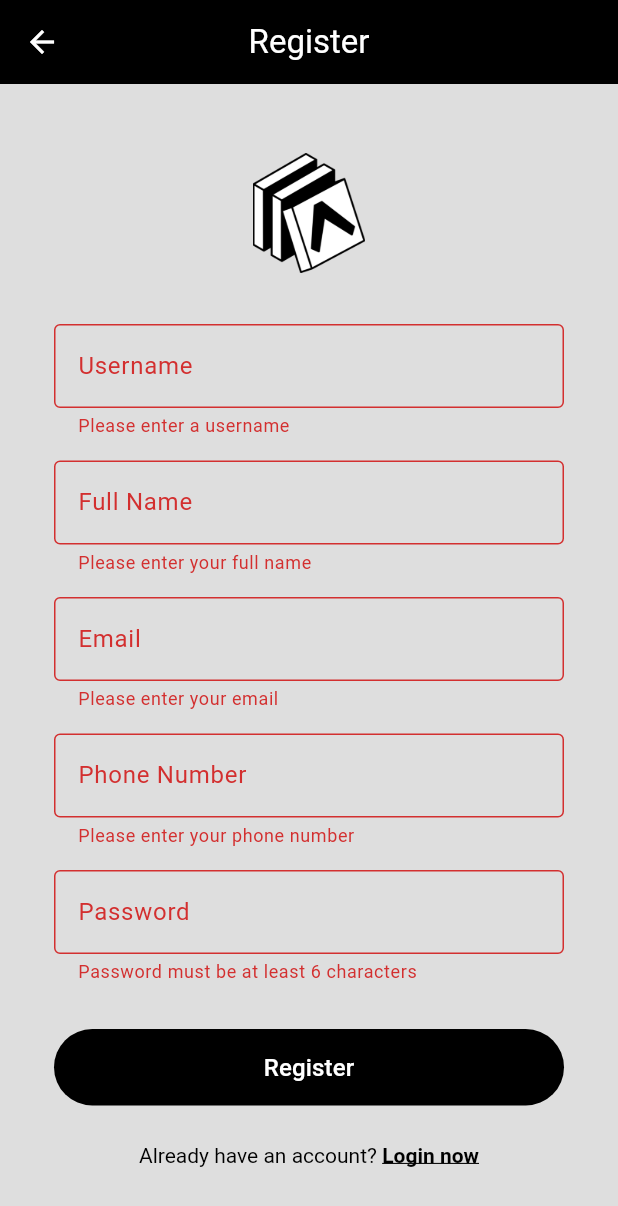
After one commit to notSnova/booth_booking_app, a Flutter app: the RegisterScreen screen opened directly, after a tap on "Register", on a phone screen of 412 x 824 dp. The commit adds this screen. Shown: the top 1206 px of the screen. Run offline on Flutter 3.47's test engine with Material 3 defaults, Android fonts, the light colour scheme and no system bars; our stand-ins replace sqflite; accounts and stored records are empty.

Commit message:
registration and login logic done

```diff
--- /dev/null
+++ b/lib/database/db_helper.dart
@@ -0,0 +1,102 @@
+import 'package:sqflite/sqflite.dart';
+import 'package:path/path.dart';
+
+import 'dart:developer';
+
+class DatabaseHelper {
+  static final DatabaseHelper instance = DatabaseHelper._init();
+
+  static Database? _database;
+
+  DatabaseHelper._init();
+
+  Future<Database> get database async {
+    if (_database != null) return _database!;
+
+    _database = await _initDB('booth.db');
+    return _database!;
+  }
+
+  Future<Database> _initDB(String filePath) async {
+    final dbPath = await getDatabasesPath();
+    final path = join(dbPath, filePath);
+
+    return await openDatabase(path, version: 1, onCreate: _createDB);
+  }
+
+  // create table
+  Future _createDB(Database db, int version) async {
+    const idType = 'INTEGER PRIMARY KEY AUTOINCREMENT';
+    const textType = 'TEXT NOT NULL';
+
+    await db.execute('''
+      CREATE TABLE users (
+        id $idType,
+        username TEXT NOT NULL UNIQUE,
+        role $textType,
+        fullName $textType,
+        email $textType,
+        phone $textType,
+        password $textType
+      )
+    ''');
+  }
+
+  // check if username exists
+  Future<bool> usernameExists(String username) async {
+    final db = await instance.database;
+    final result = await db.query(
+      'users',
+      where: 'username = ?',
+      whereArgs: [username],
+    );
+    return result.isNotEmpty;
+  }
+
+  // register user
+  Future<int> insertUser(Map<String, dynamic> user) async {
+    final db = await instance.database;
+    return await db.insert('users', user);
+  }
+
+  // get user by username for login
+  Future<Map<String, dynamic>?> getUserByUsername(String username) async {
+    final db = await instance.database;
+    final result = await db.query(
+      'users',
+      where: 'username = ?',
+      whereArgs: [username],
+    );
+    if (result.isNotEmpty) {
+      return result.first;
+    }
+    return null;
+  }
+
+  // retrieve user information
+  Future<List<Map<String, dynamic>>> getUsers() async {
+    final db = await instance.database;
+    return await db.query('users');
+  }
+
+  // close db
+  Future close() async {
+    final db = await instance.database;
+    db.close();
+  }
+
+  // delete database
+  Future<void> deleteDatabaseFile() async {
+    final dbPath = await getDatabasesPath();
+    final path = join(dbPath, 'booth.db');
+
+    // close existing connection if open
+    if (_database != null) {
+      await _database!.close();
+      _database = null;
+    }
+
+    await deleteDatabase(path);
+    log('booth.db has been deleted.');
+  }
+}
--- /dev/null
+++ b/lib/pages/register_screen.dart
@@ -0,0 +1,260 @@
+import 'dart:developer';
+
+import 'package:booth_booking_app/database/db_helper.dart';
+import 'package:booth_booking_app/pages/login_screen.dart';
+import 'package:booth_booking_app/utility/hash_password.dart';
+import 'package:flutter/gestures.dart';
+import 'package:flutter/material.dart';
+
+class RegisterScreen extends StatefulWidget {
+  const RegisterScreen({super.key});
+
+  @override
+  State<RegisterScreen> createState() => _RegisterScreenState();
+}
+
+class _RegisterScreenState extends State<RegisterScreen> {
+  final _formKey = GlobalKey<FormState>();
+
+  final usernameController = TextEditingController();
+  final nameController = TextEditingController();
+  final emailController = TextEditingController();
+  final phoneController = TextEditingController();
+  final passwordController = TextEditingController();
+
+  String? _usernameError; // username exists error variable
+
+  @override
+  void dispose() {
+    usernameController.dispose();
+    nameController.dispose();
+    emailController.dispose();
+    phoneController.dispose();
+    passwordController.dispose();
+    super.dispose();
+  }
+
+  void _tryRegister() async {
+    // clear previous username error
+    setState(() {
+      _usernameError = null;
+    });
+
+    final username = usernameController.text.trim();
+
+    // check if username exists
+    final exists = await DatabaseHelper.instance.usernameExists(username);
+
+    if (exists) {
+      setState(() {
+        _usernameError = 'Username already taken';
+      });
+      _formKey.currentState!.validate(); // trigger rebuild of error message
+      return;
+    }
+
+    if (_formKey.currentState!.validate()) {
+      final user = {
+        'username': username,
+        'role': 'user',
+        'fullName': nameController.text.trim(),
+        'email': emailController.text.trim(),
+        'phone': phoneController.text.trim(),
+        'password': hashPassword(passwordController.text),
+      };
+
+      final id = await DatabaseHelper.instance.insertUser(user);
+      log("User registered with id: $id");
+      log("Hashed password: ${hashPassword(passwordController.text)}");
+
+      // ignore: use_build_context_synchronously
+      Navigator.pop(context);
+      // ignore: use_build_context_synchronously
+      ScaffoldMessenger.of(context).showSnackBar(
+        const SnackBar(
+          content: Text(
+            "Registration successful!",
+            textAlign: TextAlign.center,
+            style: TextStyle(color: Colors.white, fontWeight: FontWeight.bold),
+          ),
+          backgroundColor: Colors.black,
+          duration: Duration(seconds: 3),
+        ),
+      );
+    } else {
+      log("Validation failed");
+    }
+  }
+
+  @override
+  Widget build(BuildContext context) {
+    return Scaffold(
+      appBar: AppBar(
+        title: const Text('Register'),
+        backgroundColor: Colors.black,
+        foregroundColor: Colors.white,
+        centerTitle: true,
+      ),
+      body: Padding(
+        padding: const EdgeInsets.all(24),
+        child: Center(
+          child: ConstrainedBox(
+            constraints: const BoxConstraints(maxWidth: 340),
+            child: Form(
+              key: _formKey,
+              child: ListView(
+                shrinkWrap: true,
+                children: [
+                  // logo
+                  Padding(
+                    padding: const EdgeInsets.only(bottom: 24),
+                    child: Image.asset('assets/expo-logo.png', height: 80),
+                  ),
+
+                  // username
+                  const SizedBox(height: 10),
+                  TextFormField(
+                    controller: usernameController,
+                    decoration: const InputDecoration(
+                      labelText: 'Username',
+                      border: OutlineInputBorder(),
+                    ),
+                    validator: (value) {
+                      if (value == null || value.isEmpty) {
+                        return 'Please enter a username';
+                      }
+                      if (_usernameError != null) {
+                        return _usernameError;
+                      }
+                      return null;
+                    },
+                  ),
+
+                  // full name
+                  const SizedBox(height: 15),
+                  TextFormField(
+                    controller: nameController,
+                    decoration: const InputDecoration(
+                      labelText: 'Full Name',
+                      border: OutlineInputBorder(),
+                    ),
+                    validator:
+                        (value) =>
+                            value == null || value.isEmpty
+                                ? 'Please enter your full name'
+                                : null,
+                  ),
+
+                  // email
+                  const SizedBox(height: 15),
+                  TextFormField(
+                    controller: emailController,
+                    decoration: const InputDecoration(
+                      labelText: 'Email',
+                      border: OutlineInputBorder(),
+                    ),
+                    keyboardType: TextInputType.emailAddress,
+                    validator: (value) {
+                      if (value == null || value.isEmpty) {
+                        return 'Please enter your email';
+                      } else if (!RegExp(
+                        r'^[^@]+@[^@]+\.[^@]+',
+                      ).hasMatch(value)) {
+                        return 'Enter a valid email address';
+                      }
+                      return null;
+                    },
+                  ),
+
+                  // phone
+                  const SizedBox(height: 15),
+                  TextFormField(
+                    controller: phoneController,
+                    decoration: const InputDecoration(
+                      labelText: 'Phone Number',
+                      border: OutlineInputBorder(),
+                    ),
+                    keyboardType: TextInputType.phone,
+                    validator: (value) {
+                      if (value == null || value.isEmpty) {
+                        return 'Please enter your phone number';
+                      } else if (!RegExp(r'^\d+$').hasMatch(value)) {
+                        return 'Phone number must contain only digits';
+                      }
+                      return null;
+                    },
+                  ),
+
+                  // password
+                  const SizedBox(height: 15),
+                  TextFormField(
+                    controller: passwordController,
+                    obscureText: true,
+                    decoration: const InputDecoration(
+                      labelText: 'Password',
+                      border: OutlineInputBorder(),
+                    ),
+                    validator:
+                        (value) =>
+                            value == null || value.length < 6
+                                ? 'Password must be at least 6 characters'
+                                : null,
+                  ),
+
+                  // register button
+                  const SizedBox(height: 30),
+                  SizedBox(
+                    width: double.infinity,
+                    child: FilledButton(
+                      onPressed: _tryRegister,
+                      style: FilledButton.styleFrom(
+                        backgroundColor: Colors.black,
+                        padding: const EdgeInsets.symmetric(vertical: 14),
+                      ),
+                      child: const Text(
+                        'Register',
+                        style: TextStyle(fontSize: 16, color: Colors.white),
+                      ),
+                    ),
+                  ),
+                  const SizedBox(height: 25),
+
+                  // login button
+                  Center(
+                    child: RichText(
+                      text: TextSpan(
+                        text: "Already have an account? ",
+                        style: const TextStyle(color: Colors.black),
+                        children: [
+                          TextSpan(
+                            text: 'Login now',
+                            style: const TextStyle(
+                              color: Colors.black,
+                              decoration: TextDecoration.underline,
+                              fontWeight: FontWeight.bold,
+                            ),
+                            recognizer:
+                                TapGestureRecognizer()
+                                  ..onTap = () {
+                                    Navigator.push(
+                                      context,
+                                      MaterialPageRoute(
+                                        builder:
+                                            (context) => const LoginScreen(),
+                                      ),
+                                    );
+                                  },
+                          ),
+                        ],
+                      ),
+                    ),
+                  ),
+                ],
+              ),
+            ),
+          ),
+        ),
+      ),
+    );
+  }
+}
--- a/lib/pages/home_screen.dart
+++ b/lib/pages/welcome_screen.dart
@@ -1,8 +1,8 @@
 import 'package:flutter/material.dart';
 import 'booth_packages_screen.dart';
 
-class HomeScreen extends StatelessWidget {
-  const HomeScreen({super.key});
+class WelcomeScreen extends StatelessWidget {
+  const WelcomeScreen({super.key});
 
   @override
   Widget build(BuildContext context) {
--- /dev/null
+++ b/lib/utility/hash_password.dart
@@ -0,0 +1,9 @@
+import 'dart:convert';
+
+import 'package:crypto/crypto.dart';
+
+String hashPassword(String password) {
+  final bytes = utf8.encode(password);
+  final digest = sha256.convert(bytes);
+  return digest.toString();
+}
--- a/pubspec.yaml
+++ b/pubspec.yaml
@@ -7,8 +7,11 @@ environment:
   sdk: ^3.7.2
 
 dependencies:
+  crypto: ^3.0.6
   flutter:
     sdk: flutter
+  path: ^1.9.1
+  sqflite: ^2.4.2
 
 dev_dependencies:
   flutter_test:
```
Also changed, not shown: lib/main.dart (+9 -3 lines), lib/pages/login_screen.dart (+63 -9 lines), lib/widgets/booth_details_modal.dart (+14 -0 lines), pubspec.lock, 2 other files.
